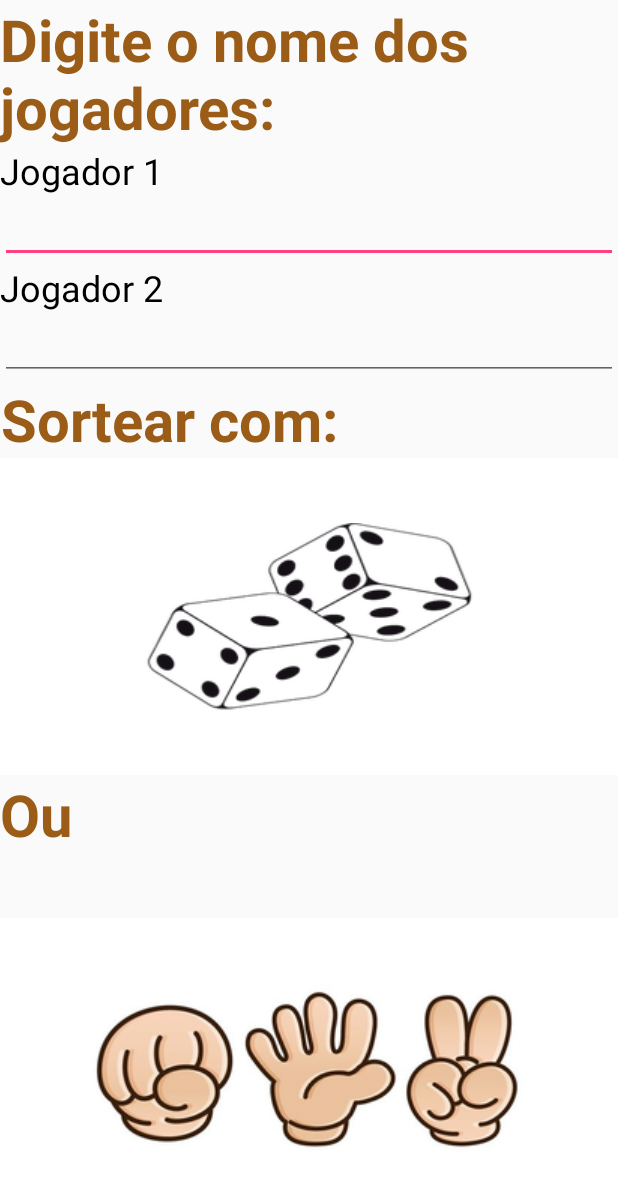
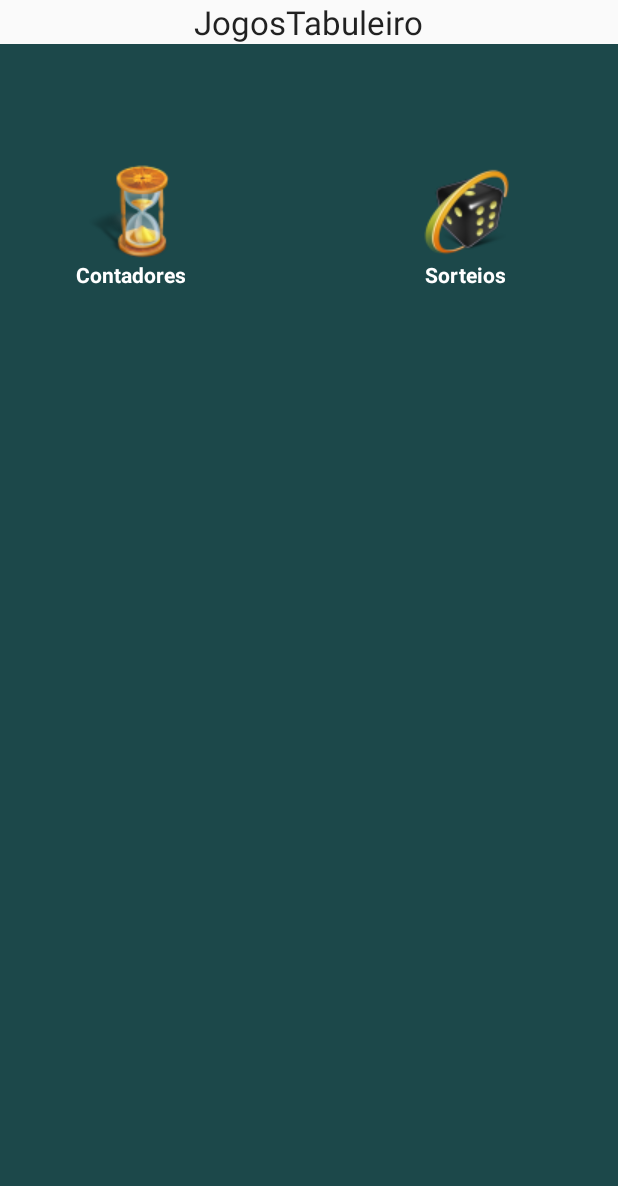
Before and after one commit to kviesi/sdm2, an Android app: the screen it shows after launch (SortActivity before the commit, MenuActivity after it), on a phone screen of 412 x 824 dp. Shown: the top 1186 px of the screen. Run offline under Robolectric (Android 15) with nearby library versions, the phone set to English and light mode, and no system bars.

Commit message:
Implementacao dos contadores

```diff
--- /dev/null
+++ b/app/src/main/java/br/edu/ifspsaocarlos/sdm/jogostabuleiro/activity/MenuActivity.java
@@ -0,0 +1,30 @@
+package br.edu.ifspsaocarlos.sdm.jogostabuleiro.activity;
+
+import android.app.Activity;
+import android.content.Intent;
+import android.os.Bundle;
+import android.view.View;
+
+import br.edu.ifspsaocarlos.sdm.jogostabuleiro.R;
+
+/**
+ * Created by gustavo on 17/11/15.
+ */
+public class MenuActivity extends Activity {
+
+    @Override
+    protected void onCreate(Bundle savedInstanceState) {
+        super.onCreate(savedInstanceState);
+        setContentView(R.layout.menu_activity);
+    }
+
+    public void onClickCount(View view) {
+        Intent iCount = new Intent(this, CountDownActivity.class);
+        startActivity(iCount);
+    }
+
+    public void onClickSort(View view) {
+        Intent iCount = new Intent(this, SortActivity.class);
+        startActivity(iCount);
+    }
+}
--- /dev/null
+++ b/app/src/main/res/layout/menu_activity.xml
@@ -0,0 +1,50 @@
+<?xml version="1.0" encoding="utf-8"?>
+<LinearLayout xmlns:android="http://schemas.android.com/apk/res/android"
+    android:layout_width="match_parent"
+    android:layout_height="match_parent"
+    android:orientation="vertical"
+    android:weightSum="1">
+
+    <TextView
+        android:layout_width="wrap_content"
+        android:layout_height="wrap_content"
+        android:layout_gravity="center"
+        android:text="@string/app_name"
+        android:textAppearance="?android:attr/textAppearanceLarge" />
+
+    <RelativeLayout
+        android:layout_width="match_parent"
+        android:layout_height="match_parent"
+        android:background="#1c484a">
+
+        <TextView
+            android:id="@+id/contadores"
+            android:layout_width="wrap_content"
+            android:layout_height="wrap_content"
+            android:layout_marginLeft="50dp"
+            android:layout_marginTop="80dp"
+            android:clickable="true"
+            android:drawableTop="@drawable/clock_menu_button"
+            android:onClick="onClickCount"
+            android:text="@string/contadores"
+            android:textAlignment="center"
+            android:textColor="#FFFFFF"
+            android:textStyle="bold" />
+
+        <TextView
+            android:id="@+id/sorteio"
+            android:layout_width="wrap_content"
+            android:layout_height="wrap_content"
+            android:layout_alignParentRight="true"
+            android:layout_alignTop="@id/contadores"
+            android:layout_marginRight="70dp"
+            android:clickable="true"
+            android:drawableTop="@drawable/dices_menu_button"
+            android:onClick="onClickSort"
+            android:text="@string/sorteios"
+            android:textAlignment="center"
+            android:textColor="#FFFFFF"
+            android:textStyle="bold" />
+
+    </RelativeLayout>
+</LinearLayout>
--- a/app/src/main/res/values/strings.xml
+++ b/app/src/main/res/values/strings.xml
@@ -13,4 +13,6 @@
     <string name="looser">perdeu!</string>
     <string name="sortWith">Sortear com: </string>
     <string name="or">Ou</string>
+    <string name="contadores">Contadores</string>
+    <string name="sorteios">Sorteios</string>
 </resources>
```
Also changed, not shown: app/src/main/AndroidManifest.xml (+8 -8 lines), app/src/main/java/br/edu/ifspsaocarlos/sdm/jogostabuleiro/activity/CountDownActivity.java (added, +93 -0 lines), app/src/main/res/layout/activity_count_down.xml (added, +62 -0 lines), app/src/main/res/drawable/clock_menu_button.png (added), app/src/main/res/drawable/dices_menu_button.png (added), app/src/main/res/mipmap-hdpi/tabuleiro.png (added).
